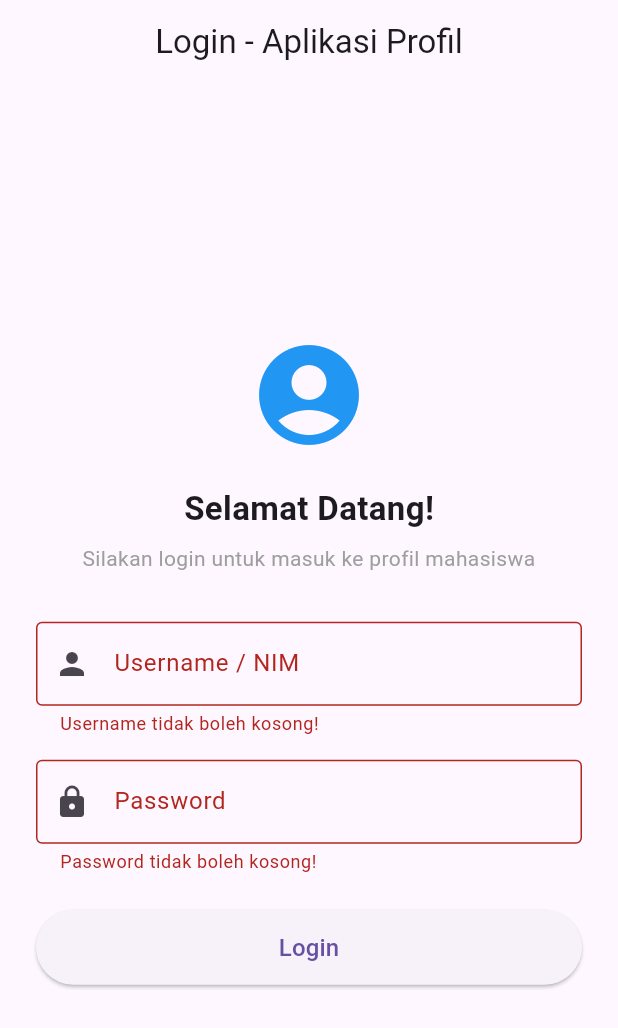
After one commit to rapp-afk/uts-pml-1124160130, a Flutter app: the screen it shows after launch, after a tap on "Login", on a phone screen of 412 x 824 dp. The commit adds this screen. Shown: the top 1028 px of the screen. Run offline on Flutter 3.47's test engine with Material 3 defaults, Android fonts, the phone set to English and light mode, and no system bars; network calls fail.

Commit message:
feat: menambahkan halaman login dan mengatur routing utama di main.dart

```diff
--- a/soal2-profil-app/lib/main.dart
+++ b/soal2-profil-app/lib/main.dart
@@ -1,6 +1,5 @@
 import 'package:flutter/material.dart';
-import 'screens/profile_page.dart';
-
+import 'screens/login_page.dart';
 void main() {
   runApp(const MyApp());
 }
@@ -37,7 +36,7 @@ class _MyAppState extends State<MyApp> {
         useMaterial3: true,
       ),
       themeMode: _isDarkMode ? ThemeMode.dark : ThemeMode.light,
-      home: ProfilePage(
+      home: LoginPage(
         onThemeChanged: _toggleTheme,
         isDarkMode: _isDarkMode,
       ),
--- a/soal2-profil-app/lib/screens/edit_profile_page.dart
+++ b/soal2-profil-app/lib/screens/edit_profile_page.dart
@@ -74,7 +74,7 @@ class _EditProfilePageState extends State<EditProfilePage> {
                 ),
                 validator: (value) {
                   if (value == null || value.isEmpty) {
-                    return 'Nama tidak boleh kosong';
+                    return 'Nama harus di isi bos';
                   }
                   return null;
                 },
--- /dev/null
+++ b/soal2-profil-app/lib/screens/login_page.dart
@@ -0,0 +1,130 @@
+import 'package:flutter/material.dart';
+import 'profile_page.dart';
+
+class LoginPage extends StatefulWidget {
+  final VoidCallback onThemeChanged;
+  final bool isDarkMode;
+
+  const LoginPage({
+    super.key,
+    required this.onThemeChanged,
+    required this.isDarkMode,
+  });
+
+  @override
+  State<LoginPage> createState() => _LoginPageState();
+}
+
+class _LoginPageState extends State<LoginPage> {
+  final _formKey = GlobalKey<FormState>();
+  final _usernameController = TextEditingController();
+  final _passwordController = TextEditingController();
+
+  @override
+  void dispose() {
+    _usernameController.dispose();
+    _passwordController.dispose();
+    super.dispose();
+  }
+
+  void _login() {
+    if (_formKey.currentState!.validate()) {
+      String username = _usernameController.text.trim();
+      String password = _passwordController.text.trim();
+
+      if (username == '1124160130' && password == 'rafa') {
+        Navigator.pushReplacement(
+          context,
+          MaterialPageRoute(
+            builder: (context) => ProfilePage(
+              onThemeChanged: widget.onThemeChanged,
+              isDarkMode: widget.isDarkMode,
+            ),
+          ),
+        );
+      } else {
+        ScaffoldMessenger.of(context).showSnackBar(
+          const SnackBar(
+            content: Text('NIM atau Password salah'),
+            backgroundColor: Colors.red,
+            duration: Duration(seconds: 2),
+          ),
+        );
+      }
+    }
+  }
+
+  @override
+  Widget build(BuildContext context) {
+    return Scaffold(
+      appBar: AppBar(
+        title: const Text('Login - Aplikasi Profil'),
+        centerTitle: true,
+      ),
+      body: Center(
+        child: SingleChildScrollView(
+          padding: const EdgeInsets.all(24.0),
+          child: Form(
+            key: _formKey,
+            child: Column(
+              mainAxisAlignment: MainAxisAlignment.center,
+              children: [
+                const Icon(Icons.account_circle, size: 80, color: Colors.blue),
+                const SizedBox(height: 20),
+                const Text(
+                  'Selamat Datang!',
+                  style: TextStyle(fontSize: 22, fontWeight: FontWeight.bold),
+                ),
+                const SizedBox(height: 8),
+                const Text(
+                  'Silakan login untuk masuk ke profil mahasiswa',
+                  style: TextStyle(color: Colors.grey),
+                  textAlign: TextAlign.center,
+                ),
+                const SizedBox(height: 32),
+                TextFormField(
+                  controller: _usernameController,
+                  decoration: const InputDecoration(
+                    labelText: 'Username / NIM',
+                    border: OutlineInputBorder(),
+                    prefixIcon: Icon(Icons.person),
+                  ),
+                  validator: (value) {
+                    if (value == null || value.isEmpty) {
+                      return 'Username tidak boleh kosong!';
+                    }
+                    return null;
+                  },
+                ),
+                const SizedBox(height: 16),
+                TextFormField(
+                  controller: _passwordController,
+                  obscureText: true,
+                  decoration: const InputDecoration(
+                    labelText: 'Password',
+                    border: OutlineInputBorder(),
+                    prefixIcon: Icon(Icons.lock),
+                  ),
+                  validator: (value) {
+                    if (value == null || value.isEmpty) {
+                      return 'Password tidak boleh kosong!';
+                    }
+                    return null;
+                  },
+                ),
+                const SizedBox(height: 24),
+                ElevatedButton(
+                  style: ElevatedButton.styleFrom(
+                    minimumSize: const Size.fromHeight(50),
+                  ),
+                  onPressed: _login,
+                  child: const Text('Login', style: TextStyle(fontSize: 16)),
+                ),
+              ],
+            ),
+          ),
+        ),
+      ),
+    );
+  }
+}
```
